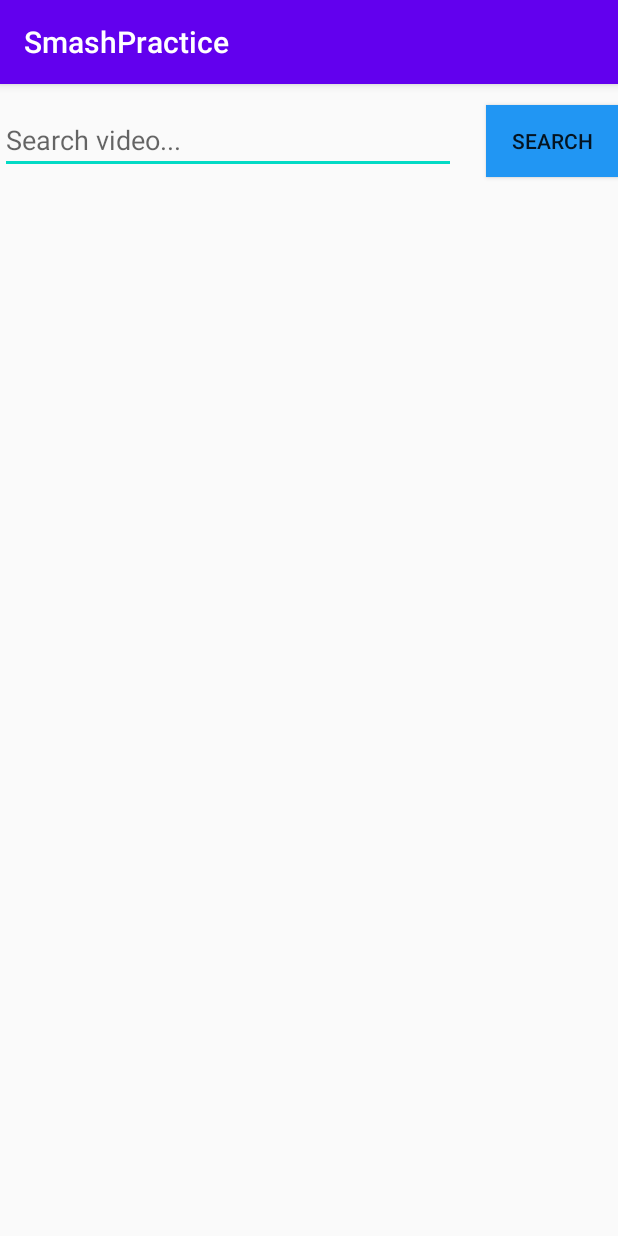
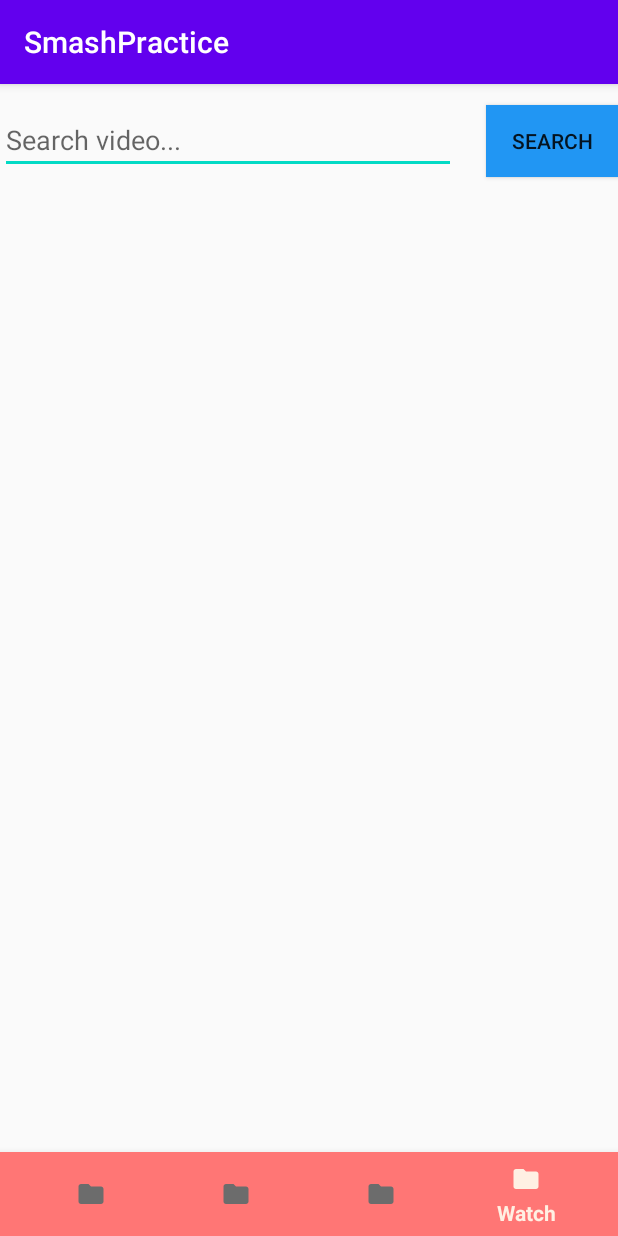
Before and after one commit to zakhodgson1/Smashpractice, an Android app: the WatchActivity screen opened directly, with no data from a screen before it, on a phone screen of 412 x 824 dp. Run offline under Robolectric (Android 15) with nearby library versions, the phone set to English and light mode, and no system bars; our stand-ins replace Picasso; pictures from the network do not load.

Commit message:
Youtube functionality working

```diff
--- a/app/build.gradle
+++ b/app/build.gradle
@@ -40,13 +40,12 @@
     implementation 'org.mongodb:stitch-android-sdk:4.5.0'
     implementation 'androidx.navigation:navigation-fragment:2.0.0'
     implementation 'androidx.navigation:navigation-ui:2.0.0'
-
     implementation 'com.squareup.retrofit2:retrofit:2.5.0'
     implementation 'com.squareup.retrofit2:converter-gson:2.5.0'
     implementation 'com.squareup.picasso:picasso:2.71828'
-
-
+    implementation 'com.pierfrancescosoffritti.androidyoutubeplayer:core:10.0.3'
     testImplementation 'junit:junit:4.12'
     androidTestImplementation 'androidx.test.ext:junit:1.1.1'
     androidTestImplementation 'androidx.test.espresso:espresso-core:3.2.0'
+    implementation 'org.jetbrains:annotations:15.0'
 }
--- a/app/src/main/AndroidManifest.xml
+++ b/app/src/main/AndroidManifest.xml
@@ -15,7 +15,8 @@
         android:roundIcon="@mipmap/ic_launcher_round"
         android:supportsRtl="true"
         android:theme="@style/AppTheme">
-        <activity android:name=".WatchActivity"></activity>
+        <activity android:name=".YTPlayerActivity"></activity>
+        <activity android:name=".WatchActivity" />
         <activity android:name=".CompareResultActivity" />
         <activity android:name=".CompareActivity" />
         <activity android:name=".PlayActivity" />
@@ -27,7 +28,6 @@
         <activity android:name=".MainActivity">
             <intent-filter>
                 <action android:name="android.intent.action.MAIN" />
-
                 <category android:name="android.intent.category.LAUNCHER" />
             </intent-filter>
         </activity>
--- a/app/src/main/java/com/example/smashpractice/CompareActivity.java
+++ b/app/src/main/java/com/example/smashpractice/CompareActivity.java
@@ -71,7 +71,7 @@
                 switch (menuItem.getItemId()) {
                     case R.id.compare_nav:
 //                        startActivity(new Intent(getApplicationContext()
-//                                ,CalendarActivity.class));
+//                                ,CompareActivity.class));
 //                        overridePendingTransition(0,0);
                         return true;
 
@@ -92,7 +92,7 @@
                     case R.id.watch_nav:
                         //finish();
                         startActivity(new Intent(getApplicationContext()
-                                , PlayActivity.class));
+                                , WatchActivity.class));
                         overridePendingTransition(0, 0);
                         return true;
                 }
--- a/app/src/main/java/com/example/smashpractice/network/YoutubeAPI.java
+++ b/app/src/main/java/com/example/smashpractice/network/YoutubeAPI.java
@@ -16,7 +16,6 @@
     public static final String mx = "&maxResults=10";
     public static final String ord = "&order=date";
     public static final String part = "&part=snippet";
-
     public static final String query = "&q=";
     public static final String type = "&type=video";
 
--- a/app/src/main/res/layout/activity_watch.xml
+++ b/app/src/main/res/layout/activity_watch.xml
@@ -30,8 +30,27 @@
     <androidx.recyclerview.widget.RecyclerView
         android:id="@+id/recycler_search"
         android:layout_width="match_parent"
-        android:layout_height="537dp"
+        android:layout_height="0dp"
+        android:layout_marginTop="8dp"
+        android:layout_marginBottom="8dp"
+        app:layout_constraintBottom_toTopOf="@+id/bottom_navigation"
         app:layout_constraintEnd_toEndOf="parent"
         app:layout_constraintStart_toStartOf="parent"
         app:layout_constraintTop_toBottomOf="@+id/input_query" />
+
+    <com.google.android.material.bottomnavigation.BottomNavigationView
+        android:id="@+id/bottom_navigation"
+        android:layout_width="match_parent"
+        android:layout_height="wrap_content"
+        android:layout_alignParentBottom="true"
+        android:background="@color/redTheme"
+        app:itemIconSize="20dp"
+        app:itemIconTint="@drawable/selector"
+        app:itemTextColor="@drawable/selector"
+        app:layout_constraintBottom_toBottomOf="parent"
+        app:layout_constraintEnd_toEndOf="parent"
+        app:layout_constraintStart_toStartOf="parent"
+        app:menu="@menu/menu_navigation" />
+
+
 </androidx.constraintlayout.widget.ConstraintLayout>
```
Also changed, not shown: app/src/main/java/com/example/smashpractice/WatchActivity.java (+44 -1 lines), app/src/main/java/com/example/smashpractice/YTPlayerActivity.java (added, +84 -0 lines), app/src/main/java/com/example/smashpractice/adapter/AdapterHome.java (+6 -1 lines), app/src/main/res/layout/activity_ytplayer.xml (added, +59 -0 lines).
